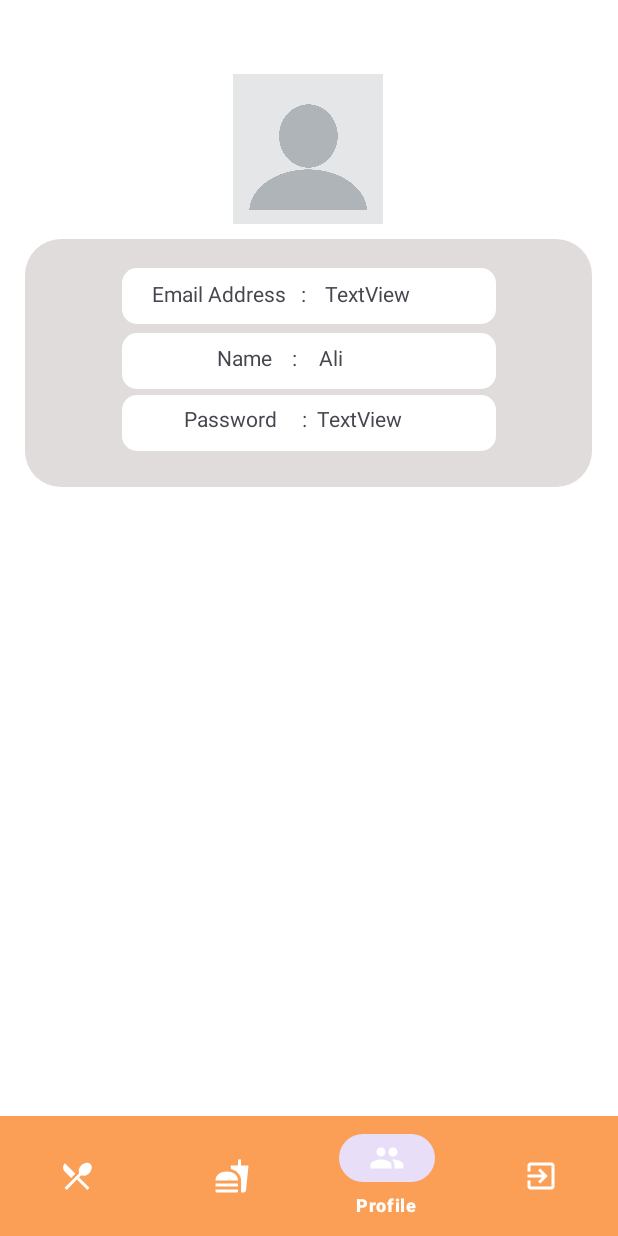
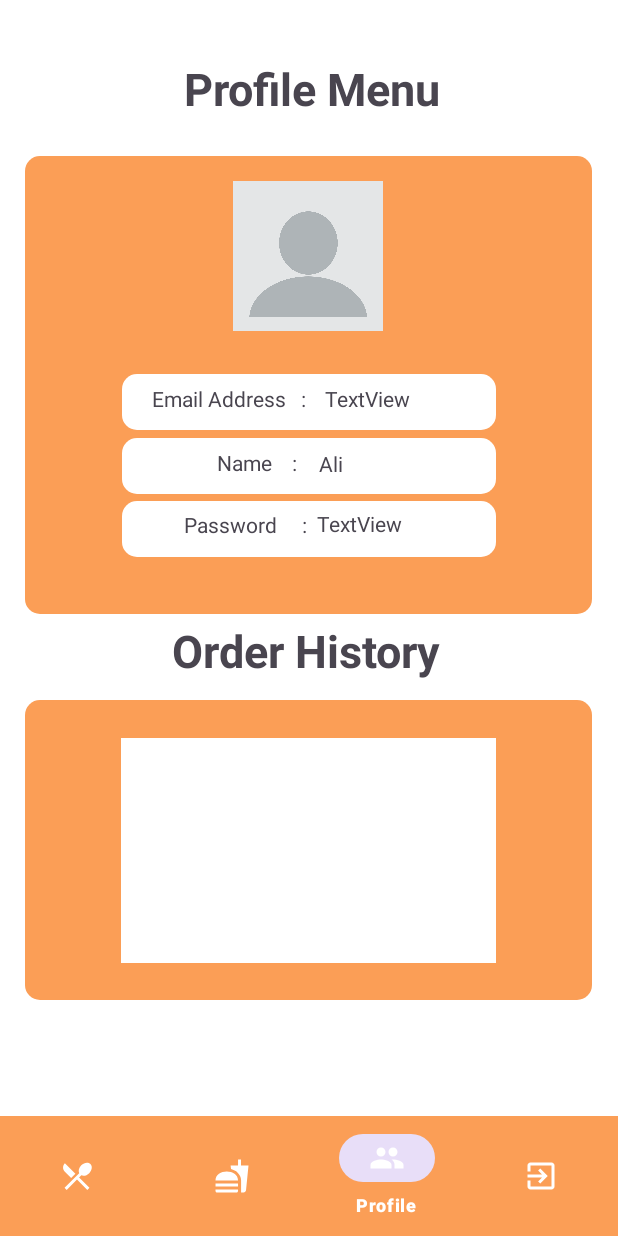
Before and after one commit to qwerEnter/FoodDeliveryApp, an Android app: the screen it shows after launch once a user with an empty profile is signed in (MainMenu), item 3 of the bottom bar chosen, on a phone screen of 412 x 824 dp. Run offline under Robolectric (Android 15) with nearby library versions, the phone set to English and light mode, and no system bars; our stand-ins replace Firebase (no records; nobody signed in at launch, a user with empty details on screens opened directly).

Commit message:
all function finish

```diff
--- /dev/null
+++ b/app/src/main/java/com/example/fooddelivery/Adapter/HistoryAdapter.java
@@ -0,0 +1,64 @@
+package com.example.fooddelivery.Adapter;
+
+import android.content.Context;
+import android.view.LayoutInflater;
+import android.view.View;
+import android.view.ViewGroup;
+import android.widget.TextView;
+
+import androidx.annotation.NonNull;
+import androidx.recyclerview.widget.RecyclerView;
+
+import com.example.fooddelivery.Model.HistoryModel;
+import com.example.fooddelivery.R;
+
+import java.util.List;
+
+public class HistoryAdapter extends RecyclerView.Adapter<HistoryAdapter.ViewHolder>{
+
+    Context context;
+    List<HistoryModel> historyModelList;
+
+    public HistoryAdapter(Context context, List<HistoryModel> historyModelList) {
+        this.context = context;
+        this.historyModelList = historyModelList;
+    }
+
+    @NonNull
+    @Override
+    public ViewHolder onCreateViewHolder(@NonNull ViewGroup parent, int viewType) {
+        return new ViewHolder(LayoutInflater.from(parent.getContext()).inflate(R.layout.mycartitem,parent,false));
+    }
+
+    @Override
+    public void onBindViewHolder(@NonNull HistoryAdapter.ViewHolder holder, int position)
+
+    {
+
+        holder.date.setText(historyModelList.get(position).getProductDate());
+        holder.time.setText(historyModelList.get(position).getProductTime());
+        holder.name.setText(historyModelList.get(position).getProductName());
+        holder.quantity.setText(historyModelList.get(position).getProductQuantity());
+        holder.price.setText(String.valueOf(historyModelList.get(position).getProductPrice()));
+    }
+
+    @Override
+    public int getItemCount() {
+        return historyModelList.size();
+    }
+
+    public class ViewHolder extends RecyclerView.ViewHolder {
+
+        TextView name,price,date,time,quantity;
+
+        public ViewHolder(@NonNull View itemView) {
+            super(itemView);
+            date = itemView.findViewById(R.id.product_date);
+            time = itemView.findViewById(R.id.product_time);
+            name = itemView.findViewById(R.id.product_name);
+            quantity = itemView.findViewById(R.id.product_quantity);
+            price = itemView.findViewById(R.id.product_price);
+
+        }
+    }
+}
--- a/app/src/main/java/com/example/fooddelivery/ManageOrder/OrderActivity.java
+++ b/app/src/main/java/com/example/fooddelivery/ManageOrder/OrderActivity.java
@@ -128,7 +128,7 @@
                 .add(cartMap).addOnCompleteListener(new OnCompleteListener<DocumentReference>() {
                     @Override
                     public void onComplete(@NonNull Task<DocumentReference> task) {
-                        Toast.makeText(OrderActivity.this,"Added To Cart", Toast.LENGTH_SHORT).show();
+                        Toast.makeText(OrderActivity.this,"Rider is On Your Way", Toast.LENGTH_SHORT).show();
                         finish();
                     }
                 });
--- a/app/src/main/java/com/example/fooddelivery/ManageProfile/profilefragment.java
+++ b/app/src/main/java/com/example/fooddelivery/ManageProfile/profilefragment.java
@@ -4,15 +4,21 @@
 
 import androidx.annotation.NonNull;
 import androidx.fragment.app.Fragment;
+import androidx.lifecycle.viewmodel.CreationExtras;
+import androidx.recyclerview.widget.LinearLayoutManager;
+import androidx.recyclerview.widget.RecyclerView;
 
 import android.view.LayoutInflater;
 import android.view.View;
 import android.view.ViewGroup;
 import android.widget.TextView;
-import android.widget.Toast;
 
+import com.example.fooddelivery.Adapter.HistoryAdapter;
+import com.example.fooddelivery.Model.HistoryModel;
 import com.example.fooddelivery.Model.UserModel;
 import com.example.fooddelivery.R;
+import com.google.android.gms.tasks.OnCompleteListener;
+import com.google.android.gms.tasks.Task;
 import com.google.firebase.auth.FirebaseAuth;
 import com.google.firebase.auth.FirebaseUser;
 import com.google.firebase.database.DataSnapshot;
@@ -20,10 +26,21 @@
 import com.google.firebase.database.DatabaseReference;
 import com.google.firebase.database.FirebaseDatabase;
 import com.google.firebase.database.ValueEventListener;
-import com.google.firebase.firestore.auth.User;
-import com.google.firebase.ktx.Firebase;
+import com.google.firebase.firestore.DocumentSnapshot;
+import com.google.firebase.firestore.FirebaseFirestore;
+import com.google.firebase.firestore.QuerySnapshot;
+
+import java.util.ArrayList;
+import java.util.List;
+
 public class profilefragment extends Fragment {
 
+    FirebaseFirestore db;
+    FirebaseAuth auth;
+
+    RecyclerView recyclerView;
+    HistoryAdapter historyAdapter;
+    List<HistoryModel> historyModelList;
     private FirebaseUser user;
     private DatabaseReference reference;
     private String userID;
@@ -31,6 +48,30 @@
     @Override
     public View onCreateView(LayoutInflater inflater, ViewGroup container, Bundle savedInstanceState) {
         View root = inflater.inflate(R.layout.fragment_profile, container, false);
+
+        db = FirebaseFirestore.getInstance();
+        auth = FirebaseAuth.getInstance();
+        recyclerView = root.findViewById(R.id.rv);
+        recyclerView.setLayoutManager(new LinearLayoutManager(getActivity()));
+        historyModelList = new ArrayList<>();
+        historyAdapter = new HistoryAdapter(getActivity(),historyModelList);
+        recyclerView.setAdapter(historyAdapter);
+
+        //db history
+        db.collection("AddToCart").document(auth.getCurrentUser().getUid())
+                .collection("CurrentUser").get().addOnCompleteListener(new OnCompleteListener<QuerySnapshot>() {
+                    @Override
+                    public void onComplete(@NonNull Task<QuerySnapshot> task) {
+                        if (task.isSuccessful()){
+                            for (DocumentSnapshot documentSnapshot : task.getResult().getDocuments()){
+                                HistoryModel historyModel = documentSnapshot.toObject(HistoryModel.class);
+                                historyModelList.add(historyModel);
+                                historyAdapter.notifyDataSetChanged();
+                            }
+                        }
+                    }
+                });
+
         user = FirebaseAuth.getInstance().getCurrentUser();
         reference = FirebaseDatabase.getInstance().getReference("Users");
         userID = user.getUid();
@@ -61,4 +102,5 @@
 
         return root;
     }
+
 }
--- a/app/src/main/res/drawable/bgimage3.xml
+++ b/app/src/main/res/drawable/bgimage3.xml
@@ -3,7 +3,7 @@
     <item>
         <shape
             android:shape="rectangle">
-            <solid android:color="#FAD7CB"/>
+            <solid android:color="#FB9E56"/>
             <corners android:radius="10dp"/>
         </shape>
     </item>
--- a/app/src/main/res/layout/activity_order.xml
+++ b/app/src/main/res/layout/activity_order.xml
@@ -107,7 +107,7 @@
         android:layout_height="wrap_content"
         android:id="@+id/add_to_cart"
         android:layout_marginRight="10dp"
-        android:text="Add to Cart"
+        android:text="Place Order"
         android:textStyle="bold"
         android:textColor="#FB9E56"
         android:background="@color/white"
--- a/app/src/main/res/layout/fragment_profile.xml
+++ b/app/src/main/res/layout/fragment_profile.xml
@@ -6,17 +6,55 @@
     android:layout_height="match_parent"
     tools:context=".ManageProfile.profilefragment">
 
+    <TextView
+        android:layout_width="200dp"
+        android:layout_height="100dp"
+        android:text="Profile Menu"
+        android:textSize="30dp"
+        android:textStyle="bold"
+        app:layout_constraintBottom_toBottomOf="parent"
+        app:layout_constraintEnd_toEndOf="parent"
+        app:layout_constraintHorizontal_bias="0.578"
+        app:layout_constraintStart_toStartOf="parent"
+        app:layout_constraintTop_toTopOf="parent"
+        app:layout_constraintVertical_bias="0.06" />
+
     <ImageView
         android:id="@+id/imageView6"
         android:layout_width="378dp"
-        android:layout_height="165dp"
-        android:src="@drawable/bgimage"
+        android:layout_height="305dp"
+        android:src="@drawable/bgimage3"
         app:layout_constraintBottom_toBottomOf="parent"
         app:layout_constraintEnd_toEndOf="parent"
         app:layout_constraintHorizontal_bias="0.484"
         app:layout_constraintStart_toStartOf="parent"
         app:layout_constraintTop_toTopOf="parent"
-        app:layout_constraintVertical_bias="0.275" />
+        app:layout_constraintVertical_bias="0.237" />
+
+    <ImageView
+        android:id="@+id/imageView5"
+        android:layout_width="100dp"
+        android:layout_height="100dp"
+        app:layout_constraintBottom_toBottomOf="parent"
+        app:layout_constraintEnd_toEndOf="parent"
+        app:layout_constraintHorizontal_bias="0.498"
+        app:layout_constraintStart_toStartOf="parent"
+        app:layout_constraintTop_toTopOf="parent"
+        app:layout_constraintVertical_bias="0.187"
+        app:srcCompat="@drawable/profile"
+        tools:src="@tools:sample/avatars"
+        tools:srcCompat="@drawable/profile" />
+
+    <ImageView
+        android:id="@+id/imageView7"
+        android:layout_width="249dp"
+        android:layout_height="37dp"
+        android:src="@drawable/bgimage2"
+        app:layout_constraintBottom_toBottomOf="parent"
+        app:layout_constraintEnd_toEndOf="parent"
+        app:layout_constraintStart_toStartOf="parent"
+        app:layout_constraintTop_toTopOf="parent"
+        app:layout_constraintVertical_bias="0.353" />
 
     <ImageView
         android:id="@+id/imageView8"
@@ -27,7 +65,7 @@
         app:layout_constraintEnd_toEndOf="parent"
         app:layout_constraintStart_toStartOf="parent"
         app:layout_constraintTop_toTopOf="parent"
-        app:layout_constraintVertical_bias="0.314" />
+        app:layout_constraintVertical_bias="0.413" />
 
     <ImageView
         android:id="@+id/imageView9"
@@ -39,18 +77,19 @@
         app:layout_constraintEnd_toEndOf="parent"
         app:layout_constraintStart_toStartOf="parent"
         app:layout_constraintTop_toTopOf="parent"
-        app:layout_constraintVertical_bias="0.367" />
+        app:layout_constraintVertical_bias="0.468" />
 
-    <ImageView
-        android:id="@+id/imageView7"
-        android:layout_width="249dp"
-        android:layout_height="37dp"
-        android:src="@drawable/bgimage2"
+    <TextView
+        android:id="@+id/textView9"
+        android:layout_width="wrap_content"
+        android:layout_height="wrap_content"
+        android:text="Password     :"
         app:layout_constraintBottom_toBottomOf="parent"
         app:layout_constraintEnd_toEndOf="parent"
+        app:layout_constraintHorizontal_bias="0.371"
         app:layout_constraintStart_toStartOf="parent"
         app:layout_constraintTop_toTopOf="parent"
-        app:layout_constraintVertical_bias="0.253" />
+        app:layout_constraintVertical_bias="0.469" />
 
     <TextView
         android:id="@+id/textView14"
@@ -62,19 +101,7 @@
         app:layout_constraintHorizontal_bias="0.328"
         app:layout_constraintStart_toStartOf="parent"
         app:layout_constraintTop_toTopOf="parent"
-        app:layout_constraintVertical_bias="0.257" />
-
-    <TextView
-        android:id="@+id/textView5"
-        android:layout_width="62dp"
-        android:layout_height="20dp"
-        android:text="Ali"
-        app:layout_constraintBottom_toBottomOf="parent"
-        app:layout_constraintEnd_toEndOf="parent"
-        app:layout_constraintHorizontal_bias="0.607"
-        app:layout_constraintStart_toStartOf="parent"
-        app:layout_constraintTop_toTopOf="parent"
-        app:layout_constraintVertical_bias="0.316" />
+        app:layout_constraintVertical_bias="0.353" />
 
     <TextView
         android:id="@+id/password"
@@ -86,7 +113,7 @@
         app:layout_constraintHorizontal_bias="0.604"
         app:layout_constraintStart_toStartOf="parent"
         app:layout_constraintTop_toTopOf="parent"
-        app:layout_constraintVertical_bias="0.372" />
+        app:layout_constraintVertical_bias="0.469" />
 
     <TextView
         android:id="@+id/emailAddress"
@@ -99,19 +126,7 @@
         app:layout_constraintStart_toStartOf="parent"
         app:layout_constraintTop_toTopOf="parent"
 
-        app:layout_constraintVertical_bias="0.257" />
-
-    <TextView
-        android:id="@+id/textView9"
-        android:layout_width="wrap_content"
-        android:layout_height="wrap_content"
-        android:text="Password     :"
-        app:layout_constraintBottom_toBottomOf="parent"
-        app:layout_constraintEnd_toEndOf="parent"
-        app:layout_constraintHorizontal_bias="0.371"
-        app:layout_constraintStart_toStartOf="parent"
-        app:layout_constraintTop_toTopOf="parent"
-        app:layout_constraintVertical_bias="0.372" />
+        app:layout_constraintVertical_bias="0.354" />
 
     <TextView
         android:id="@+id/textView7"
@@ -123,21 +138,52 @@
         app:layout_constraintHorizontal_bias="0.403"
         app:layout_constraintStart_toStartOf="parent"
         app:layout_constraintTop_toTopOf="parent"
-        app:layout_constraintVertical_bias="0.316" />
+        app:layout_constraintVertical_bias="0.412" />
+
+    <TextView
+        android:id="@+id/textView5"
+        android:layout_width="62dp"
+        android:layout_height="20dp"
+        android:text="Ali"
+        app:layout_constraintBottom_toBottomOf="parent"
+        app:layout_constraintEnd_toEndOf="parent"
+        app:layout_constraintHorizontal_bias="0.607"
+        app:layout_constraintStart_toStartOf="parent"
+        app:layout_constraintTop_toTopOf="parent"
+        app:layout_constraintVertical_bias="0.413" />
+
+    <TextView
+        android:layout_width="200dp"
+        android:layout_height="50dp"
+        android:text="Order History"
+        android:textSize="30dp"
+        android:textStyle="bold"
+        app:layout_constraintBottom_toBottomOf="parent"
+        app:layout_constraintEnd_toEndOf="parent"
+        app:layout_constraintHorizontal_bias="0.54"
+        app:layout_constraintStart_toStartOf="parent"
+        app:layout_constraintTop_toTopOf="parent"
+        app:layout_constraintVertical_bias="0.596" />
 
     <ImageView
-        android:id="@+id/imageView5"
-        android:layout_width="100dp"
-        android:layout_height="100dp"
+        android:id="@+id/imageView"
+        android:layout_width="378dp"
+        android:layout_height="200dp"
+        android:src="@drawable/bgimage3"
         app:layout_constraintBottom_toBottomOf="parent"
         app:layout_constraintEnd_toEndOf="parent"
-        app:layout_constraintHorizontal_bias="0.498"
+        app:layout_constraintHorizontal_bias="0.484"
         app:layout_constraintStart_toStartOf="parent"
         app:layout_constraintTop_toTopOf="parent"
-        app:layout_constraintVertical_bias="0.077"
-        app:srcCompat="@drawable/profile"
-        tools:src="@tools:sample/avatars"
-        tools:srcCompat="@drawable/profile" />
+        app:layout_constraintVertical_bias="0.858" />
 
-
+    <androidx.recyclerview.widget.RecyclerView
+        android:layout_width="250dp"
+        android:layout_height="150dp"
+        android:id="@+id/rv"
+        android:background="@color/white"
+        app:layout_constraintBottom_toBottomOf="@+id/imageView"
+        app:layout_constraintEnd_toEndOf="@+id/imageView"
+        app:layout_constraintStart_toStartOf="@+id/imageView"
+        app:layout_constraintTop_toTopOf="@+id/imageView" />
 </androidx.constraintlayout.widget.ConstraintLayout>
```
Also changed, not shown: app/src/main/java/com/example/fooddelivery/Model/HistoryModel.java (added, +63 -0 lines), app/src/main/res/layout/mycartitem.xml (added, +109 -0 lines).
